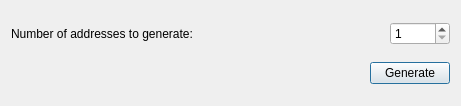
Before: the Qt Designer form src/gui/src/qt/forms/generateaddressesdialog.ui in MatthewDarnell/iota-simplewallet, drawn with Qt 5.
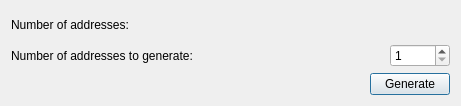
After: the same form once the commit is applied.

Commit message: Added number of generated addresses. Removed text in debug console

```diff
--- a/src/gui/src/qt/forms/generateaddressesdialog.ui
+++ b/src/gui/src/qt/forms/generateaddressesdialog.ui
@@ -14,6 +14,13 @@
    <string>Generate more addresses</string>
   </property>
   <layout class="QVBoxLayout" name="verticalLayout">
+   <item>
+    <widget class="QLabel" name="numberOfAddresses">
+     <property name="text">
+      <string>Number of addresses:</string>
+     </property>
+    </widget>
+   </item>
    <item>
     <layout class="QHBoxLayout" name="horizontalLayout">
      <item>
```
The commit also changes 7 other files.
